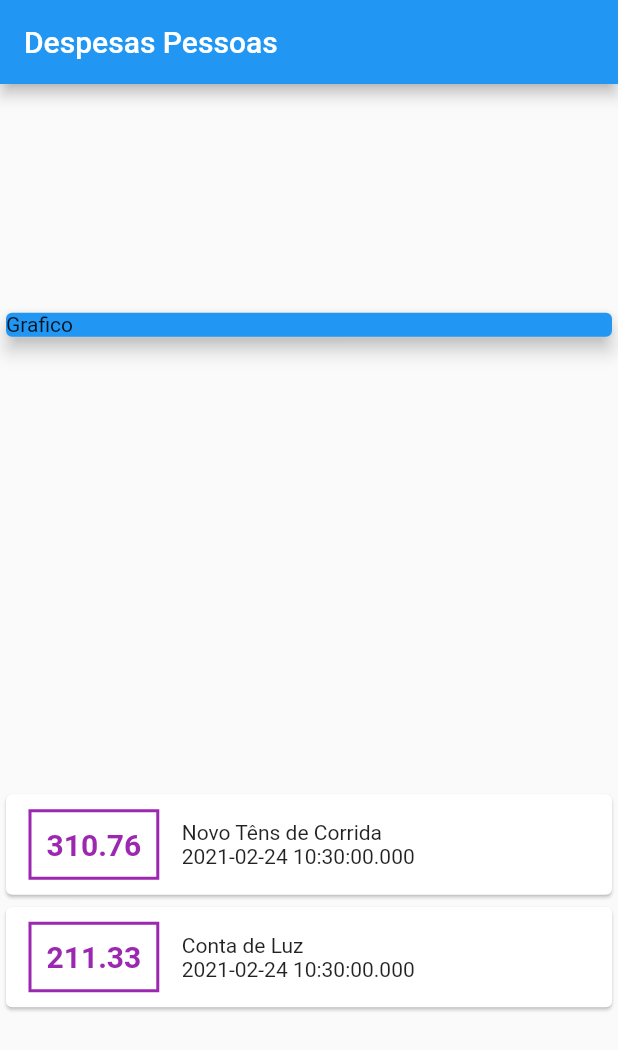
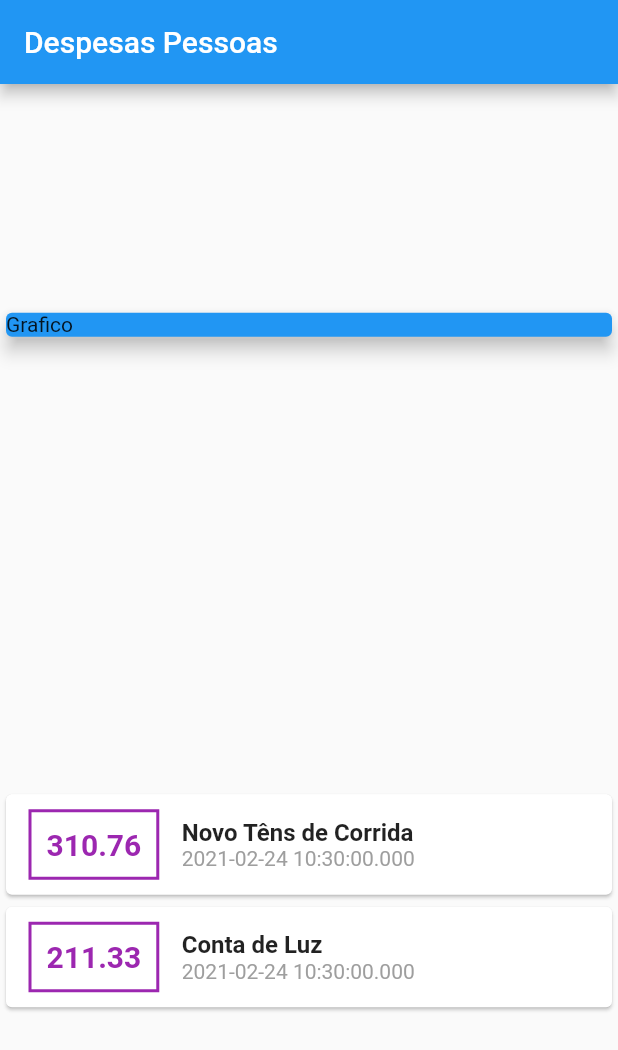
Before and after one commit to CristianoSFMothe/expenses, a Flutter app: the screen it shows after launch, on a phone screen of 412 x 824 dp. Shown: the top 1050 px of the screen. Run offline on Flutter 3.47's test engine with Material 2 defaults, Android fonts, the phone set to English and light mode, and no system bars.

Commit message:
versão 1.2.4 - estilizando titulo e data
Trabalhando com o estilo do titulo e a data.
Colocando ambos alinhados a direitre, alterando o tamanho do texto do titulo e a color da data

```diff
--- a/lib/main.dart
+++ b/lib/main.dart
@@ -46,6 +46,7 @@ class MyHomePage extends StatelessWidget {
               return Card(
                 child: Row(
                   children: <Widget>[
+                    // Card  que pretence a Row do preço
                     Container(
                       margin: EdgeInsets.symmetric(
                         horizontal: 15,
@@ -67,13 +68,24 @@ class MyHomePage extends StatelessWidget {
                         ),
                       ),
                     ),
+
+                    // Card que pretence a Column do title e date
                     Column(
                       crossAxisAlignment: CrossAxisAlignment.start,
                       children: <Widget>[
                         Text(
                           tr.title,
+                          style: TextStyle(
+                            fontSize: 16,
+                            fontWeight: FontWeight.bold,
+                          ),
                         ),
-                        Text(tr.date.toString()),
+                        Text(
+                          tr.date.toString(),
+                          style: TextStyle(
+                            color: Colors.grey,
+                          ),
+                        ),
                       ],
                     )
                   ],
```
